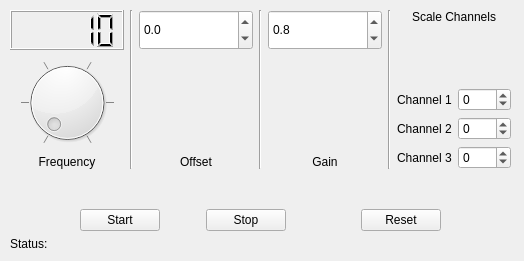
Above: ThreePhase.ui from Joeseidon/Lpad_2_Raspi_Comm_Test before the change. Below: the same form after it.
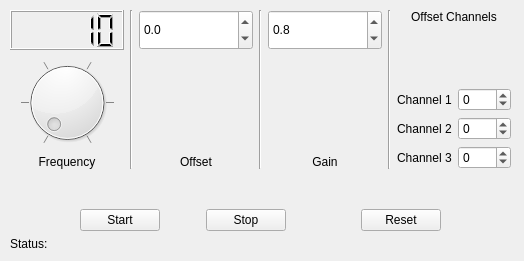
That is the form after the change.

```diff
--- a/ThreePhase.ui
+++ b/ThreePhase.ui
@@ -30,7 +30,7 @@
         <item>
          <widget class="QLabel" name="label_4">
           <property name="text">
-           <string>Scale Channels</string>
+           <string>Offset Channels</string>
           </property>
           <property name="alignment">
            <set>Qt::AlignHCenter|Qt::AlignTop</set>
```
